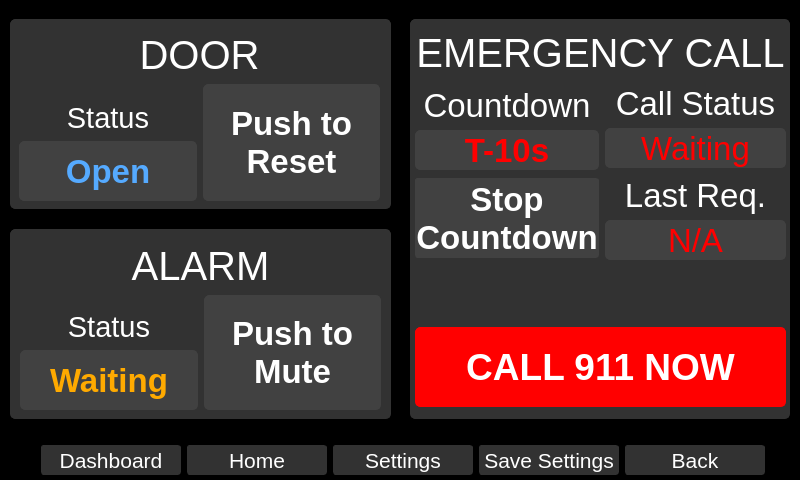
Before: the Qt Designer form oobe_qt/door_close_window.ui in zyl120/Naloxone_Safety_Kit, drawn with Qt 5.
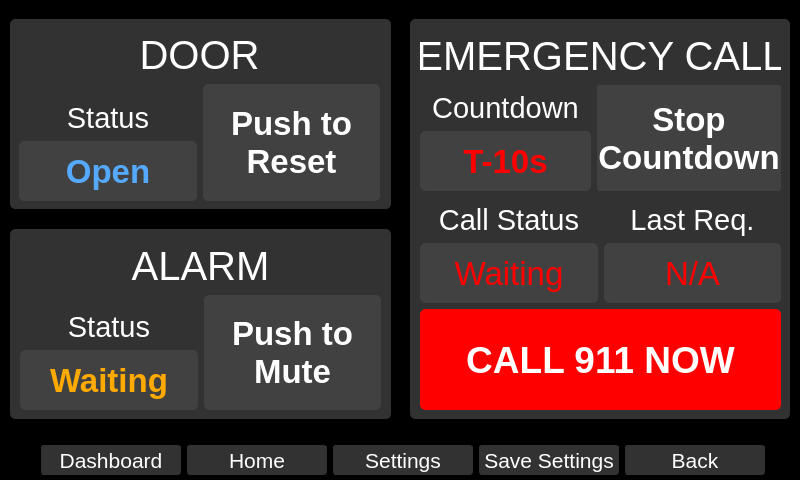
After: the same form once the commit is applied.

Commit message: adjust door open ui

```diff
--- a/oobe_qt/door_close_window.ui
+++ b/oobe_qt/door_close_window.ui
@@ -5206,9 +5206,9 @@
       <widget class="QWidget" name="verticalLayoutWidget_9">
        <property name="geometry">
         <rect>
-         <x>5</x>
-         <y>7</y>
-         <width>371</width>
+         <x>10</x>
+         <y>10</y>
+         <width>361</width>
          <height>381</height>
         </rect>
        </property>
@@ -5251,9 +5251,7 @@
          </widget>
         </item>
         <item>
-         <layout class="QHBoxLayout" name="horizontalLayout_10">
-          <item>
-           <layout class="QVBoxLayout" name="verticalLayout_15">
+         <layout class="QHBoxLayout" name="horizontalLayout_42">
             <item>
              <layout class="QVBoxLayout" name="verticalLayout_46">
               <item>
@@ -5272,7 +5270,7 @@
                 </property>
                 <property name="font">
                  <font>
-                  <pointsize>25</pointsize>
+                <pointsize>22</pointsize>
                   <bold>false</bold>
                  </font>
                 </property>
@@ -5298,13 +5296,13 @@
                 <property name="minimumSize">
                  <size>
                   <width>0</width>
-                  <height>40</height>
+                <height>60</height>
                  </size>
                 </property>
                 <property name="maximumSize">
                  <size>
                   <width>16777215</width>
-                  <height>40</height>
+                <height>16777215</height>
                  </size>
                 </property>
                 <property name="font">
@@ -5343,7 +5341,7 @@
               <property name="maximumSize">
                <size>
                 <width>16777215</width>
-                <height>80</height>
+              <height>16777215</height>
                </size>
               </property>
               <property name="font">
@@ -5365,7 +5363,7 @@
            </layout>
           </item>
           <item>
-           <layout class="QVBoxLayout" name="verticalLayout_23">
+         <layout class="QHBoxLayout" name="horizontalLayout_46">
             <item>
              <layout class="QVBoxLayout" name="verticalLayout_24">
               <item>
@@ -5390,7 +5388,7 @@
                 </property>
                 <property name="font">
                  <font>
-                  <pointsize>25</pointsize>
+                <pointsize>22</pointsize>
                  </font>
                 </property>
                 <property name="styleSheet">
@@ -5415,13 +5413,13 @@
                 <property name="minimumSize">
                  <size>
                   <width>0</width>
-                  <height>40</height>
+                <height>60</height>
                  </size>
                 </property>
                 <property name="maximumSize">
                  <size>
                   <width>16777215</width>
-                  <height>40</height>
+                <height>16777215</height>
                  </size>
                 </property>
                 <property name="font">
@@ -5467,7 +5465,7 @@
                 </property>
                 <property name="font">
                  <font>
-                  <pointsize>25</pointsize>
+                <pointsize>22</pointsize>
                  </font>
                 </property>
                 <property name="styleSheet">
@@ -5492,13 +5490,13 @@
                 <property name="minimumSize">
                  <size>
                   <width>0</width>
-                  <height>40</height>
+                <height>60</height>
                  </size>
                 </property>
                 <property name="maximumSize">
                  <size>
                   <width>16777215</width>
-                  <height>40</height>
+                <height>16777215</height>
                  </size>
                 </property>
                 <property name="font">
@@ -5522,21 +5520,6 @@
             </item>
            </layout>
           </item>
-         </layout>
-        </item>
-        <item>
-         <spacer name="verticalSpacer_13">
-          <property name="orientation">
-           <enum>Qt::Vertical</enum>
-          </property>
-          <property name="sizeHint" stdset="0">
-           <size>
-            <width>20</width>
-            <height>40</height>
-           </size>
-          </property>
-         </spacer>
-        </item>
         <item>
          <widget class="QPushButton" name="call911NowPushButton">
           <property name="sizePolicy">
@@ -5548,13 +5531,13 @@
           <property name="minimumSize">
            <size>
             <width>0</width>
-            <height>80</height>
+            <height>60</height>
            </size>
           </property>
           <property name="maximumSize">
            <size>
             <width>16777215</width>
-            <height>80</height>
+            <height>16777215</height>
            </size>
           </property>
           <property name="font">
```
Lines whose indentation alone changed are shown as unchanged. The commit also changes 2 other files.
